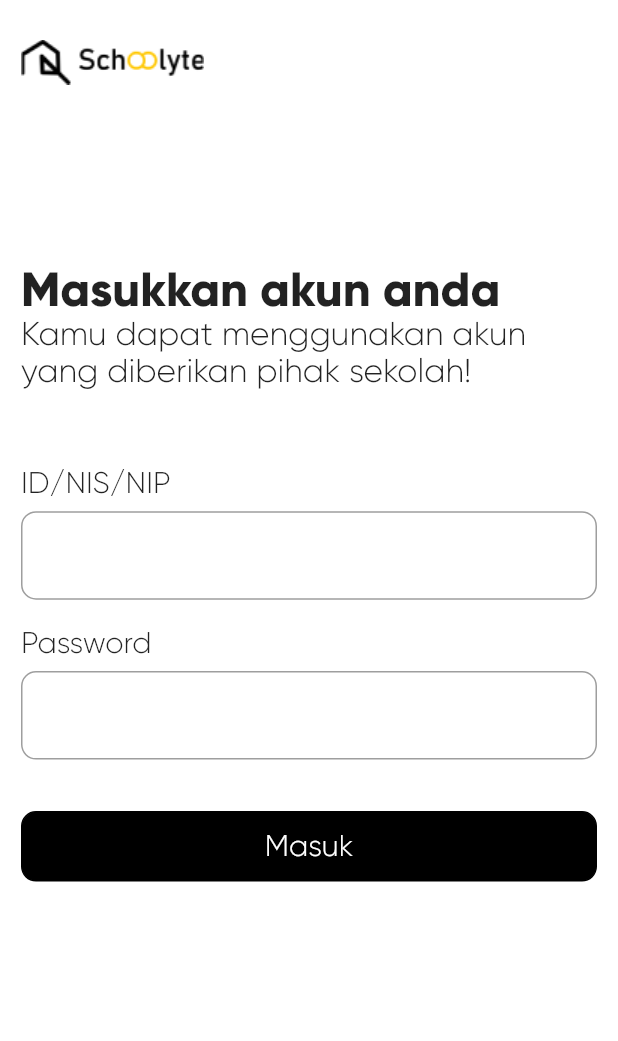
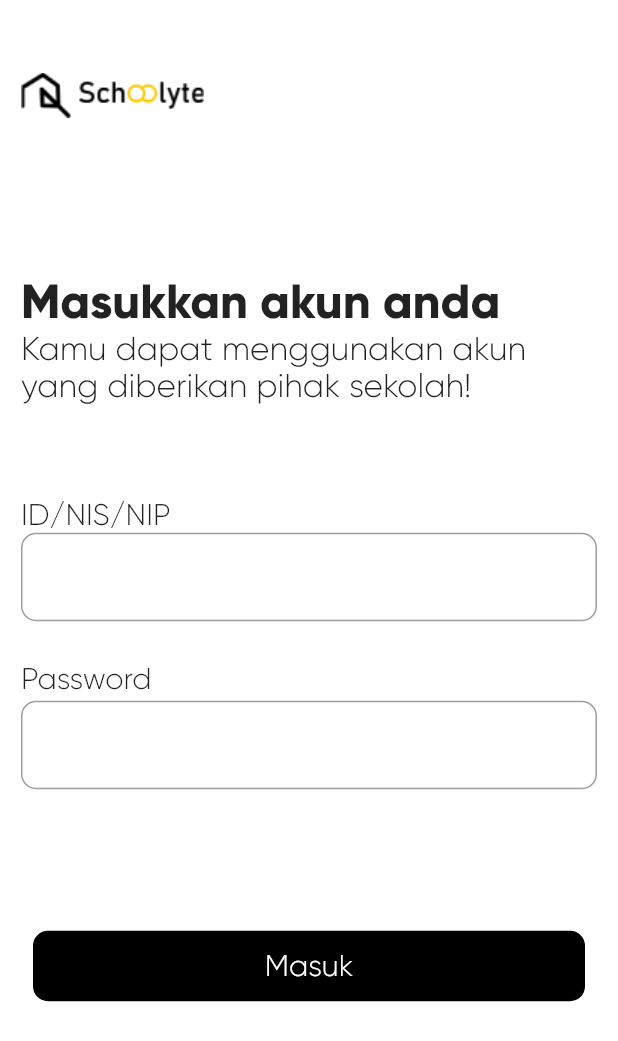
Before and after one commit to budionoaryawisanto/Schoolyte, a Flutter app: the screen it shows after launch, after a tap on "Mulai", on a phone screen of 412 x 824 dp. Shown: the top 1041 px of the screen. Run offline on Flutter 3.47's test engine with Material 2 defaults, Android fonts, the phone set to English and light mode, and no system bars; our stand-ins replace carousel_slider, dropdown_search, shared_preferences.

Commit message:
Revisi Done

```diff
--- a/schoolyte/lib/landing.dart
+++ b/schoolyte/lib/landing.dart
@@ -21,25 +21,27 @@ class _LandingPageState extends State<LandingPage> {
     return new Scaffold(
       backgroundColor: Colors.white,
       body: SafeArea(
+        child: Center(
           child: Container(
-          padding: EdgeInsets.all(12),
-          child: Stack(
+            width: 384,
+            height: 771,
+            child: Column(
+              mainAxisAlignment: MainAxisAlignment.spaceBetween,
+              crossAxisAlignment: CrossAxisAlignment.start,
               children: [
-              Align(
-                alignment: Alignment(-0.7, -0.9),
+                Container(
                   child: new Image.asset(
                     "assets/images/logolanding.png",
                   ),
                 ),
-              Align(
-                alignment: Alignment(0.0, -0.7),
-                child: Container(
+                Container(
                   width: 376,
                   height: 202,
-                  child: Stack(
+                  child: Column(
+                    mainAxisAlignment: MainAxisAlignment.spaceEvenly,
+                    crossAxisAlignment: CrossAxisAlignment.start,
                     children: [
-                      Align(
-                        alignment: Alignment(-1.0, -1.0),
+                      Container(
                         child: Text(
                           "WELCOME",
                           style: TextStyle(
@@ -48,8 +50,13 @@ class _LandingPageState extends State<LandingPage> {
                           ),
                         ),
                       ),
-                      Align(
-                        alignment: Alignment(-1.0, 0.0),
+                      Container(
+                        width: 280,
+                        height: 59,
+                        child: Row(
+                          mainAxisAlignment: MainAxisAlignment.spaceBetween,
+                          children: [
+                            Container(
                               child: Text(
                                 "To",
                                 style: TextStyle(
@@ -58,9 +65,7 @@ class _LandingPageState extends State<LandingPage> {
                                 ),
                               ),
                             ),
-                      Align(
-                        alignment: Alignment(-0.4, 0.0),
-                        child: Container(
+                            Container(
                               decoration: BoxDecoration(
                                 color: Color.fromRGBO(255, 199, 0, 1),
                                 border: Border.all(
@@ -77,9 +82,7 @@ class _LandingPageState extends State<LandingPage> {
                                 ),
                               ),
                             ),
-                      ),
-                      Align(
-                        alignment: Alignment(0.4, 0.0),
+                            Container(
                               child: Text(
                                 "!",
                                 style: TextStyle(
@@ -88,8 +91,10 @@ class _LandingPageState extends State<LandingPage> {
                                 ),
                               ),
                             ),
-                      Align(
-                        alignment: Alignment(-1.0, 1.0),
+                          ],
+                        ),
+                      ),
+                      Container(
                         child: Text(
                           "Kami akan memberikan layanan sesuai yang kalian butuhkan",
                           style: TextStyle(
@@ -101,15 +106,12 @@ class _LandingPageState extends State<LandingPage> {
                     ],
                   ),
                 ),
-              ),
-              Align(
-                alignment: Alignment(0.0, 0.2),
+                Container(
                   child: new Image.asset(
                     "assets/images/hi1.png",
                   ),
                 ),
-              Align(
-                alignment: Alignment(0.0, 0.7),
+                Container(
                   child: TextButton(
                     onPressed: () => _start(),
                     child: Container(
@@ -141,6 +143,7 @@ class _LandingPageState extends State<LandingPage> {
             ),
           ),
         ),
+      ),
     );
   }
 }
--- a/schoolyte/lib/login.dart
+++ b/schoolyte/lib/login.dart
@@ -41,24 +41,26 @@ class _LoginPageState extends State<LoginPage> {
       resizeToAvoidBottomInset: false,
       backgroundColor: Colors.white,
       body: SafeArea(
-        child: Container(
-          child: Stack(
-            children: [
-              Align(
-                alignment: Alignment(0.0, 0.0),
+        child: Center(
           child: Container(
             width: 384,
-                  height: 771,
-                  child: Stack(
+            height: 627,
+            margin: EdgeInsets.only(bottom: 100),
+            child: Column(
+              crossAxisAlignment: CrossAxisAlignment.start,
+              mainAxisAlignment: MainAxisAlignment.spaceBetween,
               children: [
-                      Align(
-                        alignment: Alignment.topLeft,
+                Container(
                   child: new Image.asset(
                     "assets/images/logolanding.png",
                   ),
                 ),
-                      Align(
-                        alignment: Alignment(-1.0, -0.6),
+                Container(
+                  margin: EdgeInsets.only(top: 100),
+                  child: Column(
+                    crossAxisAlignment: CrossAxisAlignment.start,
+                    children: [
+                      Container(
                         child: Text(
                           'Masukkan akun anda',
                           style: TextStyle(
@@ -67,10 +69,7 @@ class _LoginPageState extends State<LoginPage> {
                           ),
                         ),
                       ),
-                      Align(
-                        alignment: Alignment(-1.0, -0.5),
-                        child: Container(
-                          margin: EdgeInsets.symmetric(vertical: 6),
+                      Container(
                         child: Text(
                           'Kamu dapat menggunakan akun yang diberikan pihak sekolah!',
                           style: TextStyle(
@@ -79,16 +78,23 @@ class _LoginPageState extends State<LoginPage> {
                           ),
                         ),
                       ),
+                    ],
                   ),
-                      Align(
-                        alignment: Alignment(0.0, -0.1),
-                        child: Container(
+                ),
+                Container(
                   width: 384,
-                          height: 140,
-                          child: Stack(
+                  height: 338,
+                  child: Column(
+                    mainAxisAlignment: MainAxisAlignment.center,
                     children: [
-                              Align(
-                                alignment: Alignment.topLeft,
+                      Container(
+                        width: 384,
+                        height: 136,
+                        child: Column(
+                          mainAxisAlignment: MainAxisAlignment.center,
+                          crossAxisAlignment: CrossAxisAlignment.start,
+                          children: [
+                            Container(
                               child: Text(
                                 'ID/NIS/NIP',
                                 style: TextStyle(
@@ -97,10 +103,7 @@ class _LoginPageState extends State<LoginPage> {
                                 ),
                               ),
                             ),
-                              Align(
-                                alignment: Alignment(0.0, -0.3),
-                                child: Container(
-                                  margin: EdgeInsetsDirectional.only(top: 3),
+                            Container(
                               child: Form(
                                 key: _formKey,
                                 child: TextFormField(
@@ -122,21 +125,17 @@ class _LoginPageState extends State<LoginPage> {
                                 ),
                               ),
                             ),
-                              ),
                           ],
                         ),
                       ),
-                      ),
-                      Align(
-                        alignment: Alignment(0.0, 0.2),
-                        child: Container(
+                      Container(
                         width: 384,
-                          height: 140,
-                          margin: EdgeInsetsDirectional.only(top: 30),
-                          child: Stack(
+                        height: 136,
+                        child: Column(
+                          mainAxisAlignment: MainAxisAlignment.start,
+                          crossAxisAlignment: CrossAxisAlignment.start,
                           children: [
-                              Align(
-                                alignment: Alignment.topLeft,
+                            Container(
                               child: Text(
                                 'Password',
                                 style: TextStyle(
@@ -145,9 +144,7 @@ class _LoginPageState extends State<LoginPage> {
                                 ),
                               ),
                             ),
-                              Align(
-                                alignment: Alignment(0.0, -0.3),
-                                child: Container(
+                            Container(
                               margin: EdgeInsetsDirectional.only(top: 3),
                               child: Form(
                                 key: _formKey2,
@@ -170,18 +167,13 @@ class _LoginPageState extends State<LoginPage> {
                                 ),
                               ),
                             ),
-                              ),
                           ],
-                          ),
                         ),
                       ),
                     ],
                   ),
                 ),
-              ),
-              Align(
-                alignment: Alignment(0.0, 0.4),
-                child: TextButton(
+                TextButton(
                   onPressed: () {
                     _cekLogin();
                   },
@@ -208,8 +200,8 @@ class _LoginPageState extends State<LoginPage> {
                     ),
                   ),
                 ),
+              ],
             ),
-            ],
           ),
         ),
       ),
```
Also changed, not shown: schoolyte/lib/home.dart (+86 -95 lines). Lines whose indentation alone changed are shown as unchanged.
